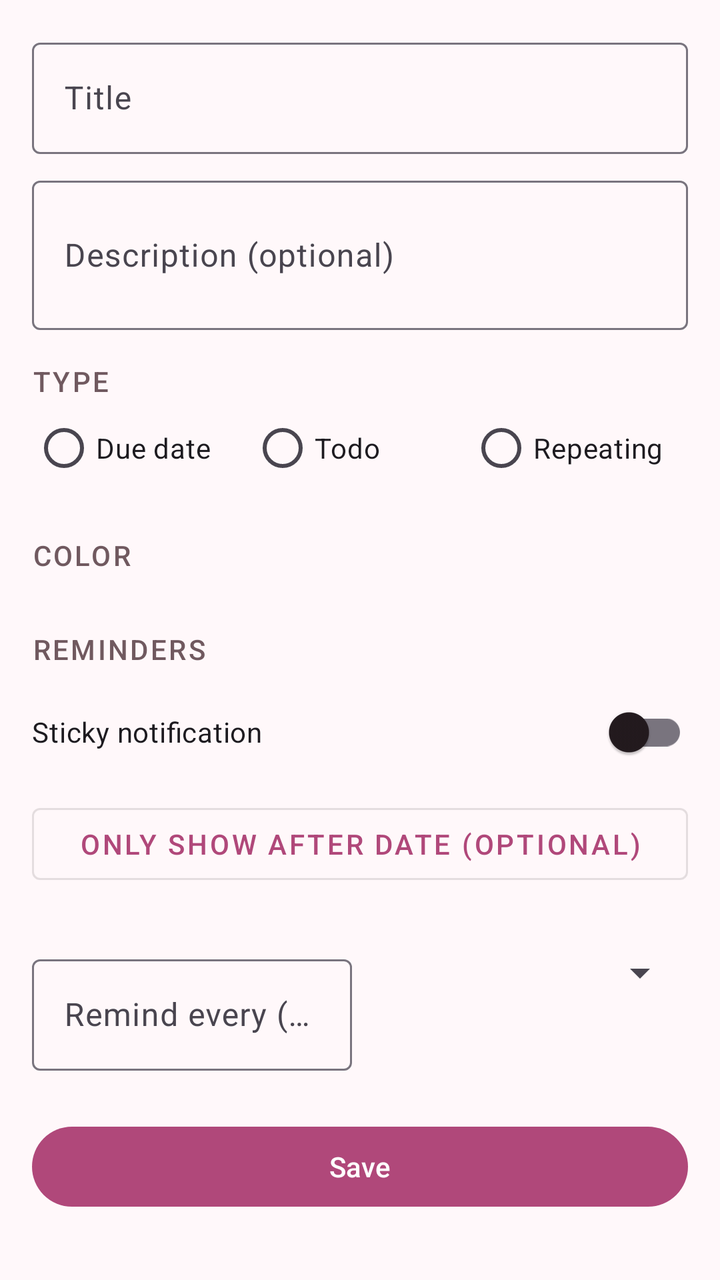
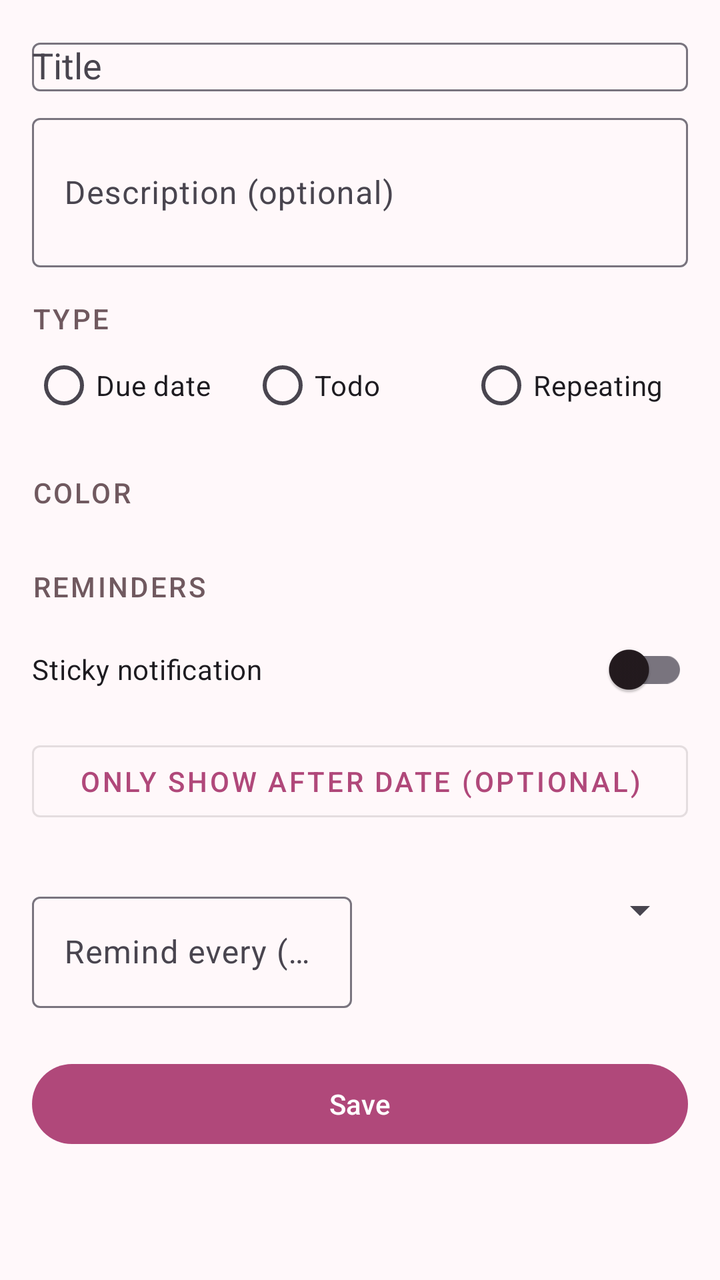

Compare the two renders of this Android layout. The source of the first and the diff that turns it into the second are given below.
<!-- AndroidManifest.xml: application theme Theme.NoteToSelf -->
<!-- res/layout/fragment_add_edit_task.xml -->
<?xml version="1.0" encoding="utf-8"?>
<ScrollView
    xmlns:android="http://schemas.android.com/apk/res/android"
    xmlns:app="http://schemas.android.com/apk/res-auto"
    android:layout_width="match_parent"
    android:layout_height="match_parent"
    android:background="@color/nts_background"
    android:fillViewport="true">

    <LinearLayout
        android:layout_width="match_parent"
        android:layout_height="wrap_content"
        android:orientation="vertical"
        android:padding="16dp">

        <com.google.android.material.textfield.TextInputLayout
            android:layout_width="match_parent"
            android:layout_height="wrap_content">
            <com.google.android.material.textfield.TextInputEditText
                android:id="@+id/input_title"
                android:layout_width="match_parent"
                android:layout_height="wrap_content"
                android:hint="@string/hint_title" />
        </com.google.android.material.textfield.TextInputLayout>

        <com.google.android.material.textfield.TextInputLayout
            android:layout_width="match_parent"
            android:layout_height="wrap_content"
            android:layout_marginTop="8dp">
            <com.google.android.material.textfield.TextInputEditText
                android:id="@+id/input_description"
                android:layout_width="match_parent"
                android:layout_height="wrap_content"
                android:hint="@string/hint_description"
                android:inputType="textMultiLine"
                android:minLines="2" />
        </com.google.android.material.textfield.TextInputLayout>

        <TextView
            android:layout_width="wrap_content"
            android:layout_height="wrap_content"
            android:layout_marginTop="16dp"
            android:text="@string/label_type"
            android:textAppearance="@style/TextAppearance.NoteToSelf.SectionHeader" />

        <RadioGroup
            android:id="@+id/radio_group_type"
            android:layout_width="match_parent"
            android:layout_height="wrap_content"
            android:orientation="horizontal">
            <RadioButton
                android:id="@+id/radio_due_date"
                android:layout_width="0dp"
                android:layout_height="wrap_content"
                android:layout_weight="1"
                android:text="@string/type_due_date" />
            <RadioButton
                android:id="@+id/radio_todo"
                android:layout_width="0dp"
                android:layout_height="wrap_content"
                android:layout_weight="1"
                android:text="@string/type_todo" />
            <RadioButton
                android:id="@+id/radio_regular"
                android:layout_width="0dp"
                android:layout_height="wrap_content"
                android:layout_weight="1"
                android:text="@string/type_regular" />
        </RadioGroup>

        
        <LinearLayout
            android:id="@+id/group_due_date"
            android:layout_width="match_parent"
            android:layout_height="wrap_content"
            android:layout_marginTop="12dp"
            android:orientation="vertical"
            android:visibility="gone">
            <com.google.android.material.button.MaterialButton
                android:id="@+id/button_pick_due_date"
                style="@style/Widget.MaterialComponents.Button.OutlinedButton"
                android:layout_width="match_parent"
                android:layout_height="wrap_content"
                android:text="@string/action_pick_due_date" />
            <TextView
                android:id="@+id/text_due_date_value"
                android:layout_width="match_parent"
                android:layout_height="wrap_content"
                android:layout_marginTop="4dp"
                android:textAppearance="@style/TextAppearance.NoteToSelf.TaskSubtitle" />
        </LinearLayout>

        
        <LinearLayout
            android:id="@+id/group_regular"
            android:layout_width="match_parent"
            android:layout_height="wrap_content"
            android:layout_marginTop="12dp"
            android:orientation="vertical"
            android:visibility="gone">

            <LinearLayout
                android:layout_width="match_parent"
                android:layout_height="wrap_content"
                android:orientation="horizontal">
                <com.google.android.material.textfield.TextInputLayout
                    android:layout_width="0dp"
                    android:layout_height="wrap_content"
                    android:layout_weight="1">
                    <com.google.android.material.textfield.TextInputEditText
                        android:id="@+id/input_interval"
                        android:layout_width="match_parent"
                        android:layout_height="wrap_content"
                        android:hint="@string/hint_interval"
                        android:inputType="number" />
                </com.google.android.material.textfield.TextInputLayout>
                <Spinner
                    android:id="@+id/spinner_recurrence_unit"
                    android:layout_width="0dp"
                    android:layout_height="wrap_content"
                    android:layout_weight="1"
                    android:layout_marginStart="8dp" />
            </LinearLayout>

            <RadioGroup
                android:id="@+id/radio_group_schedule_mode"
                android:layout_width="match_parent"
                android:layout_height="wrap_content"
                android:layout_marginTop="8dp"
                android:orientation="vertical">
                <RadioButton
                    android:id="@+id/radio_fixed"
                    android:layout_width="match_parent"
                    android:layout_height="wrap_content"
                    android:text="@string/schedule_fixed" />
                <RadioButton
                    android:id="@+id/radio_floating"
                    android:layout_width="match_parent"
                    android:layout_height="wrap_content"
                    android:text="@string/schedule_floating" />
            </RadioGroup>

            <com.google.android.material.button.MaterialButton
                android:id="@+id/button_pick_start_date"
                style="@style/Widget.MaterialComponents.Button.OutlinedButton"
                android:layout_width="match_parent"
                android:layout_height="wrap_content"
                android:layout_marginTop="8dp"
                android:text="@string/action_pick_start_date" />
            <TextView
                android:id="@+id/text_start_date_value"
                android:layout_width="match_parent"
                android:layout_height="wrap_content"
                android:layout_marginTop="4dp"
                android:textAppearance="@style/TextAppearance.NoteToSelf.TaskSubtitle" />
        </LinearLayout>

        <TextView
            android:layout_width="wrap_content"
            android:layout_height="wrap_content"
            android:layout_marginTop="20dp"
            android:text="@string/label_colour"
            android:textAppearance="@style/TextAppearance.NoteToSelf.SectionHeader" />

        <LinearLayout
            android:id="@+id/layout_color_swatches"
            android:layout_width="match_parent"
            android:layout_height="wrap_content"
            android:layout_marginTop="8dp"
            android:orientation="horizontal"
            android:gravity="center_vertical" />

        <TextView
            android:layout_width="wrap_content"
            android:layout_height="wrap_content"
            android:layout_marginTop="20dp"
            android:text="@string/label_reminders"
            android:textAppearance="@style/TextAppearance.NoteToSelf.SectionHeader" />

        <com.google.android.material.switchmaterial.SwitchMaterial
            android:id="@+id/switch_sticky"
            android:layout_width="match_parent"
            android:layout_height="wrap_content"
            android:layout_marginTop="8dp"
            android:text="@string/label_sticky_notification" />

        <com.google.android.material.button.MaterialButton
            android:id="@+id/button_pick_show_after"
            style="@style/Widget.MaterialComponents.Button.OutlinedButton"
            android:layout_width="match_parent"
            android:layout_height="wrap_content"
            android:layout_marginTop="8dp"
            android:text="@string/action_pick_show_after" />
        <TextView
            android:id="@+id/text_show_after_value"
            android:layout_width="match_parent"
            android:layout_height="wrap_content"
            android:layout_marginTop="4dp"
            android:textAppearance="@style/TextAppearance.NoteToSelf.TaskSubtitle" />

        <LinearLayout
            android:layout_width="match_parent"
            android:layout_height="wrap_content"
            android:layout_marginTop="8dp"
            android:orientation="horizontal">
            <com.google.android.material.textfield.TextInputLayout
                android:layout_width="0dp"
                android:layout_height="wrap_content"
                android:layout_weight="1">
                <com.google.android.material.textfield.TextInputEditText
                    android:id="@+id/input_repeat_interval"
                    android:layout_width="match_parent"
                    android:layout_height="wrap_content"
                    android:hint="@string/hint_remind_every"
                    android:inputType="number" />
            </com.google.android.material.textfield.TextInputLayout>
            <Spinner
                android:id="@+id/spinner_repeat_unit"
                android:layout_width="0dp"
                android:layout_height="wrap_content"
                android:layout_weight="1"
                android:layout_marginStart="8dp" />
        </LinearLayout>

        <com.google.android.material.button.MaterialButton
            android:id="@+id/button_save"
            android:layout_width="match_parent"
            android:layout_height="wrap_content"
            android:layout_marginTop="24dp"
            android:text="@string/action_save" />

        <com.google.android.material.button.MaterialButton
            android:id="@+id/button_delete"
            style="@style/Widget.MaterialComponents.Button.TextButton"
            android:layout_width="match_parent"
            android:layout_height="wrap_content"
            android:layout_marginTop="4dp"
            android:text="@string/action_delete"
            android:textColor="@color/nts_due_soon"
            android:visibility="gone" />

    </LinearLayout>
</ScrollView>
<!-- resources referenced by this layout -->
<resources>
  <color name="nts_background">#FFF8FA</color>
  <color name="nts_due_soon">#D32F2F</color>
  <string name="action_delete">Delete task</string>
  <string name="action_pick_due_date">Pick due date</string>
  <string name="action_pick_show_after">Only show after date (optional)</string>
  <string name="action_pick_start_date">Pick start date</string>
  <string name="action_save">Save</string>
  <string name="hint_description">Description (optional)</string>
  <string name="hint_interval">Every</string>
  <string name="hint_remind_every">Remind every (optional)</string>
  <string name="hint_title">Title</string>
  <string name="label_colour">Color</string>
  <string name="label_reminders">Reminders</string>
  <string name="label_sticky_notification">Sticky notification</string>
  <string name="label_type">Type</string>
  <string name="schedule_fixed">Fixed (same day each time)</string>
  <string name="schedule_floating">Floating (after completion)</string>
  <string name="type_due_date">Due date</string>
  <string name="type_regular">Repeating</string>
  <string name="type_todo">Todo</string>
  <style name="TextAppearance.NoteToSelf.SectionHeader" parent="TextAppearance.Material3.LabelLarge">
          <item name="android:textColor">@color/nts_text_secondary</item>
          <item name="android:textAllCaps">true</item>
          <item name="android:letterSpacing">0.08</item>
      </style>
  <style name="TextAppearance.NoteToSelf.TaskSubtitle" parent="TextAppearance.Material3.BodySmall">
          <item name="android:textColor">@color/nts_text_secondary</item>
      </style>
  <style name="Theme.NoteToSelf" parent="Base.Theme.NoteToSelf" />
  <color name="nts_text_secondary">#70595F</color>
  <style name="Base.Theme.NoteToSelf" parent="Theme.Material3.DayNight.NoActionBar">
          <item name="colorPrimary">@color/nts_accent</item>
          <item name="colorOnPrimary">@color/nts_on_accent</item>
          <item name="colorPrimaryContainer">@color/nts_accent_container</item>
          <item name="colorOnPrimaryContainer">@color/nts_on_accent_container</item>
          <item name="colorSecondaryContainer">@color/nts_accent_container</item>
          <item name="colorOnSecondaryContainer">@color/nts_on_accent_container</item>
          <item name="colorSurface">@color/nts_surface</item>
          <item name="colorOnSurface">@color/nts_text_primary</item>
          <item name="android:colorBackground">@color/nts_background</item>
      </style>
  <color name="nts_accent">#B0487A</color>
  <color name="nts_on_accent">#FFFFFF</color>
  <color name="nts_accent_container">#FFD9E6</color>
  <color name="nts_on_accent_container">#3A1B2A</color>
  <color name="nts_surface">#FFFFFF</color>
  <color name="nts_text_primary">#231A1E</color>
</resources>

<!-- the commit's change to res/layout/fragment_add_edit_task.xml (unified diff, before → after) -->
@@ -16,10 +16,12 @@
         <com.google.android.material.textfield.TextInputLayout
             android:layout_width="match_parent"
             android:layout_height="wrap_content">
-            <com.google.android.material.textfield.TextInputEditText
+            <com.google.android.material.textfield.MaterialAutoCompleteTextView
                 android:id="@+id/input_title"
                 android:layout_width="match_parent"
                 android:layout_height="wrap_content"
+                android:completionThreshold="1"
+                android:inputType="textCapSentences"
                 android:hint="@string/hint_title" />
         </com.google.android.material.textfield.TextInputLayout>
 
